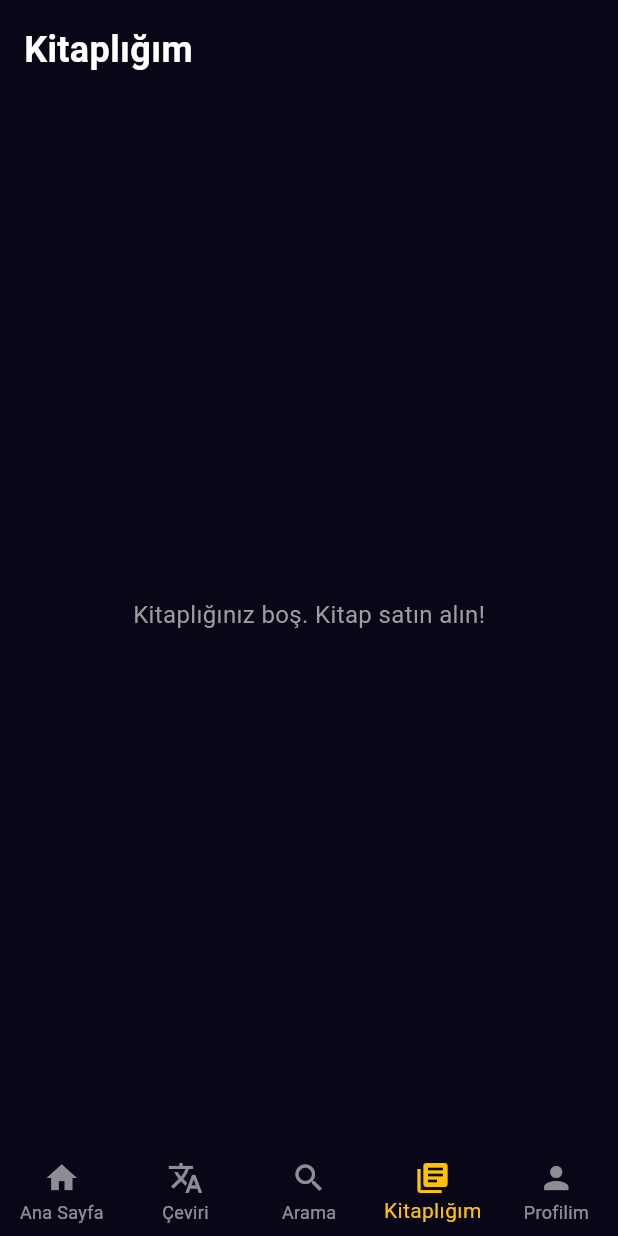
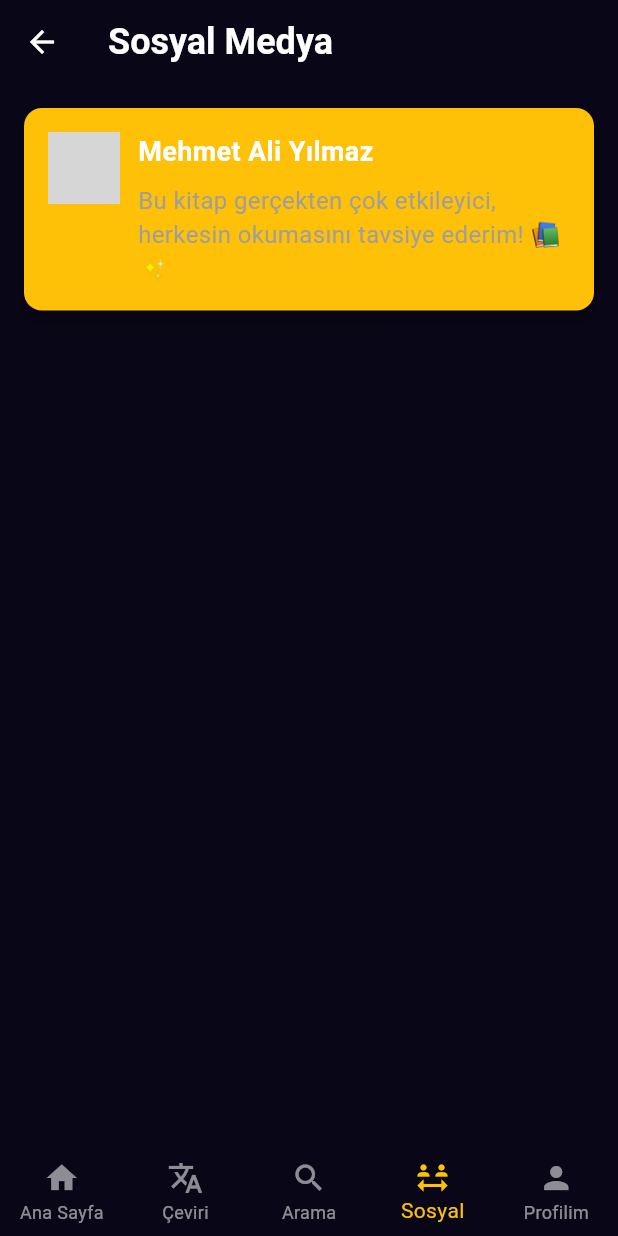
Before and after one commit to EbubekirKurt/inkwave, a Flutter app: the MainScreen screen opened by its route, item 4 of the bottom bar chosen, on a phone screen of 412 x 824 dp. Run offline on Flutter 3.47's test engine with Material 3 defaults, Android fonts, the phone set to English and light mode, and no system bars; our stand-ins replace cloud_firestore, firebase_auth, firebase_core, google_sign_in, rive, shared_preferences and 1 more; accounts and stored records are empty; network calls fail; grey boxes are pictures that could not be loaded.

Commit message:
first implementation of social media page in the 4th bottom-bar item

```diff
--- a/lib/main.dart
+++ b/lib/main.dart
@@ -14,6 +14,7 @@ import 'package:inkwave/onboarding/onboarding_screen.dart';
 import 'package:inkwave/onboarding/onboarding_interests.dart';
 import 'package:inkwave/onboarding/onboarding_finish.dart';
 import 'package:inkwave/screens/login.dart';
+import 'package:inkwave/screens/social/social.dart';
 
 void main() async {
   WidgetsFlutterBinding.ensureInitialized();
@@ -53,19 +54,16 @@ class _MyAppState extends State<MyApp> {
       return;
     }
 
-    // 🔥 İlk defa giriş yapan bir kullanıcıysa, onboarding'e yönlendirmek için `SharedPreferences` sıfırlanmalı.
     if (prefs.getBool("first_time") == null) {
       await prefs.setBool("first_time", true);
       await prefs.setBool("interest_selected", false);
       await prefs.setBool("profile_completed", false);
     }
 
-    // SharedPreferences verilerini oku
     _isFirstTime = prefs.getBool("first_time") ?? true;
     _isInterestSelected = prefs.getBool("interest_selected") ?? false;
     _isProfileCompleted = prefs.getBool("profile_completed") ?? false;
 
-    // 🔥 Firestore'dan kullanıcının verisi var mı diye kontrol et
     try {
       DocumentSnapshot userDoc =
       await FirebaseFirestore.instance.collection('users').doc(user.uid).get();
@@ -73,7 +71,6 @@ class _MyAppState extends State<MyApp> {
       if (userDoc.exists) {
         Map<String, dynamic> userData = userDoc.data() as Map<String, dynamic>;
 
-        // Eğer kullanıcı Firestore'da kayıtlıysa, onboarding sürecini güncelle
         if (userData.containsKey("name") &&
             userData.containsKey("surname") &&
             userData.containsKey("phone_number")) {
@@ -158,7 +155,7 @@ class _MainScreenState extends State<MainScreen> {
       const HomeScreen(),
       const TranslateScreen(),
       const SearchScreen(),
-      LibraryScreen(bookIndexes: libraryBookIndexes),
+      const SocialPage(),
       const ProfileScreen(),
     ];
   }
@@ -189,7 +186,7 @@ class _MainScreenState extends State<MainScreen> {
           BottomNavigationBarItem(icon: Icon(Icons.home), label: 'Ana Sayfa'),
           BottomNavigationBarItem(icon: Icon(Icons.translate), label: 'Çeviri'),
           BottomNavigationBarItem(icon: Icon(Icons.search), label: 'Arama'),
-          BottomNavigationBarItem(icon: Icon(Icons.library_books), label: 'Kitaplığım'),
+          BottomNavigationBarItem(icon: Icon(Icons.social_distance), label: 'Sosyal'),
           BottomNavigationBarItem(icon: Icon(Icons.person), label: 'Profilim'),
         ],
       ),
--- /dev/null
+++ b/lib/screens/social/social.dart
@@ -0,0 +1,87 @@
+import 'package:flutter/material.dart';
+import 'package:inkwave/constants.dart';
+import 'package:inkwave/screens/social/comment_detail.dart';
+
+class SocialPage extends StatelessWidget {
+  const SocialPage({super.key});
+
+  @override
+  Widget build(BuildContext context) {
+    return Scaffold(
+      backgroundColor: AppConstants.primaryColor,
+      appBar: AppBar(
+        backgroundColor: AppConstants.primaryColor,
+        title: const Text('Sosyal Medya', style: AppConstants.headlineStyle),
+        iconTheme: const IconThemeData(color: AppConstants.textColor),
+      ),
+      body: ListView(
+        padding: const EdgeInsets.all(AppConstants.padding),
+        children: [
+          _buildSocialPost(
+            context: context,
+            profileImage: 'assets/profile_placeholder.png',
+            name: 'Mehmet Ali Yılmaz',
+            content:
+            'Bu kitap gerçekten çok etkileyici, herkesin okumasını tavsiye ederim! 📚✨',
+          ),
+        ],
+      ),
+    );
+  }
+
+  Widget _buildSocialPost({
+    required BuildContext context,
+    required String profileImage,
+    required String name,
+    required String content,
+  }) {
+    return GestureDetector(
+      onTap: () {
+        Navigator.push(
+          context,
+          MaterialPageRoute(
+            builder: (context) => CommentDetailsPage(
+              profileImage: profileImage,
+              name: name,
+              content: content,
+            ),
+          ),
+        );
+      },
+      child: Card(
+        color: AppConstants.accentColor,
+        elevation: 4,
+        margin: const EdgeInsets.only(bottom: AppConstants.padding),
+        child: Padding(
+          padding: const EdgeInsets.all(AppConstants.padding),
+          child: Row(
+            crossAxisAlignment: CrossAxisAlignment.start,
+            children: [
+              CircleAvatar(
+                radius: 24,
+                backgroundImage: AssetImage(profileImage),
+              ),
+              const SizedBox(width: 12),
+              Expanded(
+                child: Column(
+                  crossAxisAlignment: CrossAxisAlignment.start,
+                  children: [
+                    Text(
+                      name,
+                      style: AppConstants.headlineStyle.copyWith(fontSize: 18),
+                    ),
+                    const SizedBox(height: 8),
+                    Text(
+                      content,
+                      style: AppConstants.subtitleStyle,
+                    ),
+                  ],
+                ),
+              ),
+            ],
+          ),
+        ),
+      ),
+    );
+  }
+}
```
Also changed, not shown: lib/screens/social/comment_detail.dart (added, +56 -0 lines).
